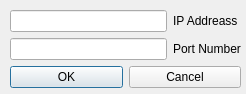
Above: csettingsdlg.ui from shadowgt/ChatClient before the change. Below: the same form after it.
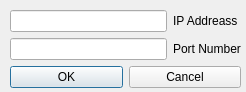
That is the form after the change.

```diff
--- a/csettingsdlg.ui
+++ b/csettingsdlg.ui
@@ -7,13 +7,13 @@
     <x>0</x>
     <y>0</y>
     <width>246</width>
-    <height>94</height>
+    <height>92</height>
    </rect>
   </property>
   <property name="windowTitle">
    <string>Dialog</string>
   </property>
-  <widget class="QWidget" name="">
+  <widget class="QWidget" name="layoutWidget">
    <property name="geometry">
     <rect>
      <x>10</x>
```
Left out of the diff: 2 changed lines with no effect on the pictures.
